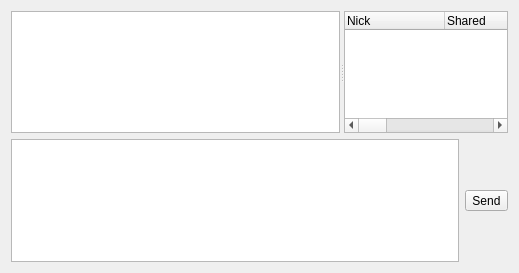
Qt form ui/HUBWindow.ui (apavelm/stildcpp) before a commit.
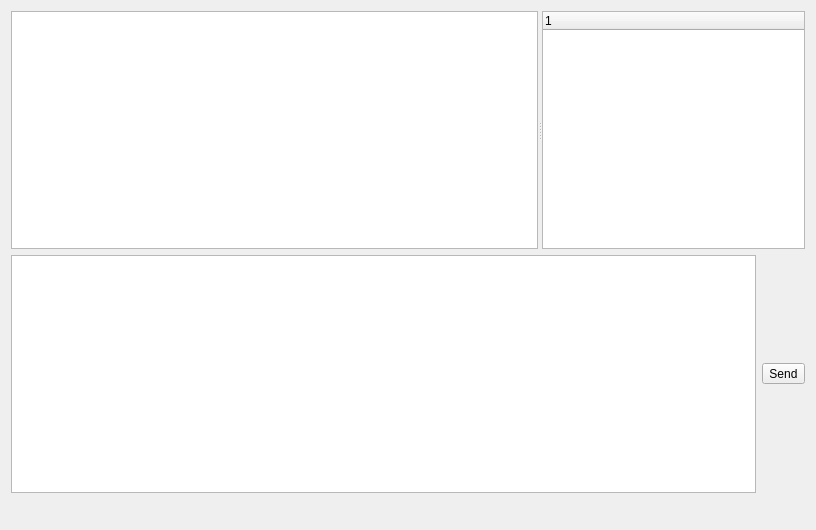
The same form after that commit. Custom widgets are drawn as their Qt base class.

Commit message: Initial support of codepage of hub (default is CP1251 codepage) Fixed incorrect information in userlist Added status line Added small highlighting of chat messages

The edit to the form file:
```diff
--- a/ui/HUBWindow.ui
+++ b/ui/HUBWindow.ui
@@ -5,14 +5,12 @@
    <rect>
     <x>0</x>
     <y>0</y>
-    <width>519</width>
-    <height>273</height>
+    <width>816</width>
+    <height>530</height>
    </rect>
   </property>
   <layout class="QGridLayout" >
    <item row="0" column="0" >
-    <layout class="QVBoxLayout" >
-     <item>
       <widget class="QSplitter" name="splitter" >
        <property name="sizePolicy" >
         <sizepolicy vsizetype="Expanding" hsizetype="Expanding" >
@@ -59,50 +57,10 @@
         <property name="itemsExpandable" >
          <bool>false</bool>
         </property>
-        <column>
-         <property name="text" >
-          <string>Nick</string>
-         </property>
-        </column>
-        <column>
-         <property name="text" >
-          <string>Shared</string>
-         </property>
-        </column>
-        <column>
-         <property name="text" >
-          <string>Description</string>
-         </property>
-        </column>
-        <column>
-         <property name="text" >
-          <string>Tag</string>
-         </property>
-        </column>
-        <column>
-         <property name="text" >
-          <string>Connection</string>
-         </property>
-        </column>
-        <column>
-         <property name="text" >
-          <string>IP</string>
-         </property>
-        </column>
-        <column>
-         <property name="text" >
-          <string>E-Mail</string>
-         </property>
-        </column>
-        <column>
-         <property name="text" >
-          <string>CID</string>
-         </property>
-        </column>
        </widget>
       </widget>
      </item>
-     <item>
+   <item row="1" column="0" >
       <layout class="QHBoxLayout" >
        <item>
         <widget class="LineEdit" name="lineEdit" >
@@ -122,6 +80,83 @@
         </widget>
        </item>
       </layout>
+   </item>
+   <item row="2" column="0" >
+    <layout class="QHBoxLayout" >
+     <item>
+      <widget class="QLabel" name="chatStatusLabel" >
+       <property name="text" >
+        <string/>
+       </property>
+       <property name="scaledContents" >
+        <bool>true</bool>
+       </property>
+      </widget>
+     </item>
+     <item>
+      <spacer>
+       <property name="orientation" >
+        <enum>Qt::Horizontal</enum>
+       </property>
+       <property name="sizeHint" >
+        <size>
+         <width>711</width>
+         <height>20</height>
+        </size>
+       </property>
+      </spacer>
+     </item>
+     <item>
+      <widget class="QLabel" name="usersStatusLabel" >
+       <property name="text" >
+        <string/>
+       </property>
+       <property name="scaledContents" >
+        <bool>true</bool>
+       </property>
+      </widget>
+     </item>
+     <item>
+      <spacer>
+       <property name="orientation" >
+        <enum>Qt::Horizontal</enum>
+       </property>
+       <property name="sizeType" >
+        <enum>QSizePolicy::Minimum</enum>
+       </property>
+       <property name="sizeHint" >
+        <size>
+         <width>20</width>
+         <height>20</height>
+        </size>
+       </property>
+      </spacer>
+     </item>
+     <item>
+      <widget class="QLabel" name="sharedStatusLabel" >
+       <property name="text" >
+        <string/>
+       </property>
+       <property name="scaledContents" >
+        <bool>true</bool>
+       </property>
+      </widget>
+     </item>
+     <item>
+      <spacer>
+       <property name="orientation" >
+        <enum>Qt::Horizontal</enum>
+       </property>
+       <property name="sizeType" >
+        <enum>QSizePolicy::Minimum</enum>
+       </property>
+       <property name="sizeHint" >
+        <size>
+         <width>16</width>
+         <height>20</height>
+        </size>
+       </property>
+      </spacer>
      </item>
     </layout>
    </item>
```
Lines whose indentation alone changed are shown as unchanged. The commit also changes 4 other files.
